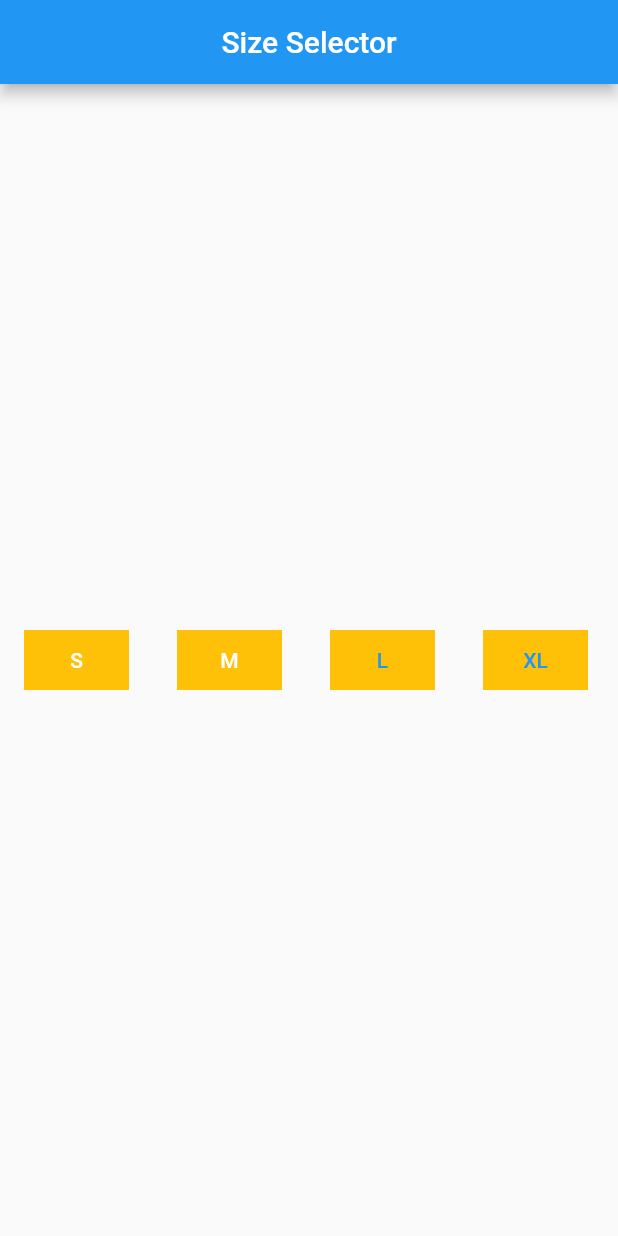
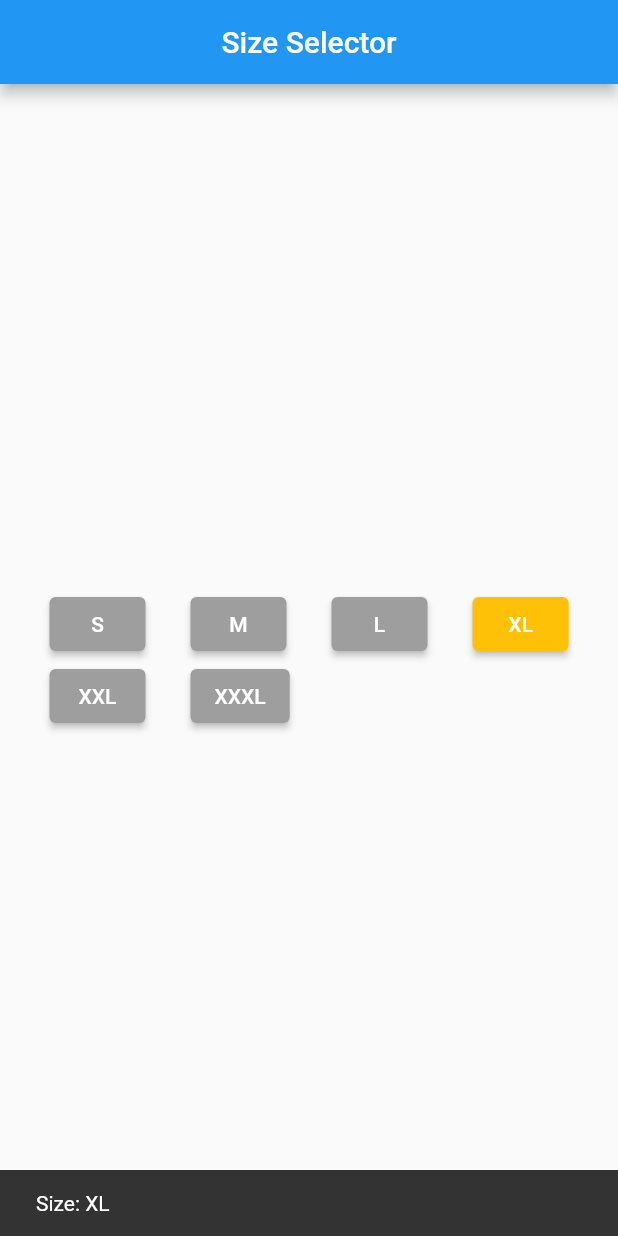
Before and after one commit to Skaditya007/Flutter_RESTAPI_Firebase, a Flutter app: the screen it shows after launch, after a tap on "XL", on a phone screen of 412 x 824 dp. Run offline on Flutter 3.47's test engine with Material 2 defaults, Android fonts, the light colour scheme and no system bars.

Commit message:
Update home.dart

```diff
--- a/lib/home.dart
+++ b/lib/home.dart
@@ -8,7 +8,24 @@ class HomeScreen extends StatefulWidget {
 }
 
 class _HomeScreenState extends State<HomeScreen> {
-  bool pressed = false;
+  List<Color> buttonColors = List.filled(6, Colors.grey);
+  List<String> size = ['S', 'M', 'L', 'XL', 'XXL', 'XXXL'];
+  String snackbarMessage = '';
+
+  void handleButtonPress(int index) {
+    setState(() {
+      buttonColors = List.filled(6, Colors.grey);
+      buttonColors[index] = Colors.amber;
+      snackbarMessage = 'Size: ${size[index]}';
+    });
+
+    ScaffoldMessenger.of(context).showSnackBar(
+      SnackBar(
+        content: Text(snackbarMessage),
+      ),
+    );
+  }
+
   @override
   Widget build(BuildContext context) {
     return Scaffold(
@@ -17,76 +34,25 @@ class _HomeScreenState extends State<HomeScreen> {
         centerTitle: true,
       ),
       body: Center(
-        child: Row(
+        child: Column(
+          mainAxisAlignment: MainAxisAlignment.center,
           children: [
-            TextButton(
-              onPressed: () {
-                setState(() {
-                  pressed = !pressed;
-                });
-              },
-              child: Container(
-                margin: const EdgeInsets.all(8),
-                height: 40,
-                width: 70,
-                decoration: pressed
-                    ? const BoxDecoration(color: Colors.amber)
-                    : BoxDecoration(color: Colors.grey.shade500),
-                alignment: Alignment.center,
-                child: Text('S', style: TextStyle(color: Colors.white),),
-              ),
-            ),
-            TextButton(
-              onPressed: () {
-                setState(() {
-                  pressed = !pressed;
-                });
-              },
-              child: Container(
-                margin: const EdgeInsets.all(8),
-                height: 40,
-                width: 70,
-                decoration: pressed
-                    ? const BoxDecoration(color: Colors.amber)
-                    : BoxDecoration(color: Colors.grey.shade500),
-                alignment: Alignment.center,
-                child: Text('M', style: TextStyle(color: Colors.white),),
-              ),
-            ),
-            TextButton(
-              onPressed: () {
-                setState(() {
-                  pressed = !pressed;
-                });
-              },
-              child: Container(
-                margin: const EdgeInsets.all(8),
-                height: 40,
-                width: 70,
-                decoration: pressed
-                    ? const BoxDecoration(color: Colors.amber)
-                    : BoxDecoration(color: Colors.grey.shade300),
-                alignment: Alignment.center,
-                child: Text('L'),
-              ),
-            ),
-            TextButton(
-              onPressed: () {
-                setState(() {
-                  pressed = !pressed;
-                });
-              },
-              child: Container(
-                margin: const EdgeInsets.all(8),
-                height: 40,
-                width: 70,
-                decoration: pressed
-                    ? const BoxDecoration(color: Colors.amber)
-                    : BoxDecoration(color: Colors.grey.shade300),
-                alignment: Alignment.center,
-                child: Text('XL'),
-              ),
-            ),
+            Wrap(
+              alignment: WrapAlignment.start,
+              spacing: 30,
+              children: [
+                for (int i = 0; i < 6; i++)
+                  ElevatedButton(
+                    onPressed: () => handleButtonPress(i),
+                    style: ButtonStyle(
+                      backgroundColor: MaterialStateProperty.all(
+                        buttonColors[i],
+                      ),
+                    ),
+                    child: Text(size[i]),
+                  ),
+              ],
+            )
           ],
         ),
       ),
```
